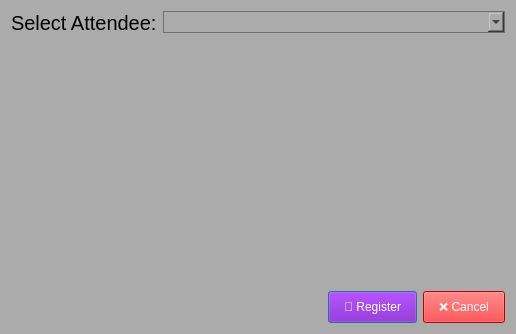
Before: the Qt Designer form ui/RegistrationDialog.ui in khoivnk25411e/Final-Project-Programming-Techniques, drawn with Qt 5.
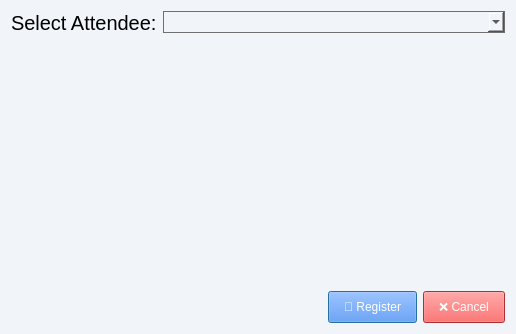
After: the same form once the commit is applied. Icons and pictures are not drawn.

```diff
--- a/ui/RegistrationDialog.ui
+++ b/ui/RegistrationDialog.ui
@@ -18,7 +18,7 @@
     <normaloff>../images/select_attendee.png</normaloff>../images/select_attendee.png</iconset>
   </property>
   <property name="styleSheet">
-   <string notr="true">background-color: rgb(171, 171, 171);</string>
+   <string notr="true">background-color: #f1f5f9;</string>
   </property>
   <layout class="QVBoxLayout" name="verticalLayout">
    <item>
@@ -85,7 +85,7 @@
        <property name="styleSheet">
         <string notr="true">padding: 8px 15px;
 color: rgb(255, 255, 255);
-background-color: rgb(129, 0, 194);</string>
+background-color: #3b82f6;</string>
        </property>
        <property name="text">
         <string>💾 Register</string>
@@ -97,7 +97,7 @@
        <property name="styleSheet">
         <string notr="true">padding: 8px 15px;
 color: rgb(255, 255, 255);
-background-color: rgb(255, 0, 0);</string>
+background-color: #ef4444;</string>
        </property>
        <property name="text">
         <string>❌ Cancel</string>
```
Left out of the diff: 19 changed lines with no effect on the pictures.
